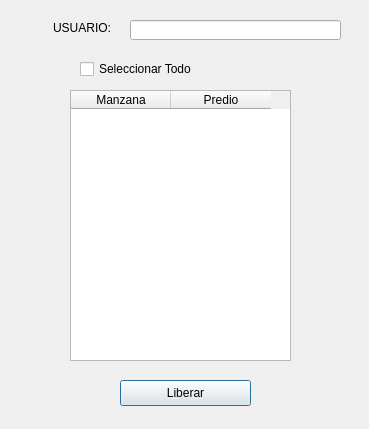
Above: master/funciones/revisioncampo/VentanaAsignacionRevision_dialog_base.ui from dignacio/python before the change. Below: the same form after it.
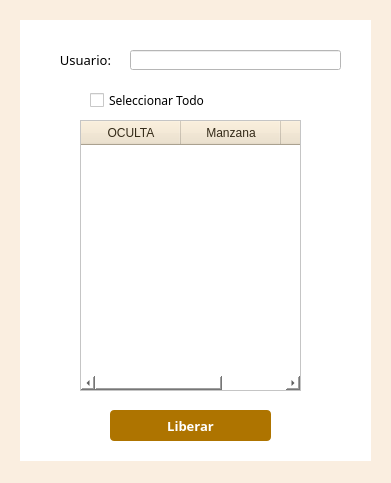
That is the form after the change.

Commit message: version antes de ultimos cambios a revision padron

```diff
--- a/master/funciones/revisioncampo/VentanaAsignacionRevision_dialog_base.ui
+++ b/master/funciones/revisioncampo/VentanaAsignacionRevision_dialog_base.ui
@@ -6,71 +6,97 @@
    <rect>
     <x>0</x>
     <y>0</y>
-    <width>369</width>
-    <height>429</height>
+    <width>391</width>
+    <height>483</height>
    </rect>
   </property>
   <property name="windowTitle">
    <string>VentanaAsignacionRevision</string>
   </property>
-  <widget class="QLineEdit" name="fldUsuario">
+  <property name="styleSheet">
+   <string notr="true">QDialog{
+background : rgb(250,238,224);
+}</string>
+  </property>
+  <widget class="QWidget" name="widget" native="true">
    <property name="geometry">
     <rect>
-     <x>130</x>
+     <x>20</x>
      <y>20</y>
-     <width>211</width>
-     <height>20</height>
+     <width>351</width>
+     <height>441</height>
     </rect>
    </property>
-  </widget>
+   <property name="styleSheet">
+    <string notr="true">QWidget{
+background : rgb(255,255,255);
+}</string>
+   </property>
   <widget class="QPushButton" name="btnLiberar">
    <property name="geometry">
     <rect>
-     <x>120</x>
-     <y>380</y>
-     <width>131</width>
-     <height>26</height>
-    </rect>
-   </property>
+      <x>90</x>
+      <y>390</y>
+      <width>161</width>
+      <height>31</height>
+     </rect>
+    </property>
+    <property name="font">
+     <font>
+      <family>Century Gothic</family>
+      <pointsize>10</pointsize>
+      <weight>75</weight>
+      <bold>true</bold>
+     </font>
+    </property>
+    <property name="styleSheet">
+     <string notr="true">QPushButton{
+background : rgb(174, 116, 0);
+color : rgb(255, 255, 255);
+border-radius : 4px;
+}
+QPushButton::hover{
+background : rgb(104, 69, 13);
+color : rgb(255, 255, 255);
+border-radius : 4px;
+}
+QPushButton:disabled {
+background: rgb(217, 217, 217)
+}</string>
+    </property>
    <property name="text">
     <string>Liberar</string>
    </property>
   </widget>
-  <widget class="QLabel" name="lblUsuario">
-   <property name="geometry">
-    <rect>
-     <x>10</x>
-     <y>20</y>
-     <width>101</width>
-     <height>16</height>
-    </rect>
-   </property>
-   <property name="text">
-    <string>&lt;html&gt;&lt;head/&gt;&lt;body&gt;&lt;p align=&quot;right&quot;&gt;USUARIO:&lt;/p&gt;&lt;/body&gt;&lt;/html&gt;</string>
-   </property>
-  </widget>
-  <widget class="QCheckBox" name="chkTodo">
-   <property name="geometry">
-    <rect>
-     <x>80</x>
-     <y>60</y>
-     <width>121</width>
-     <height>18</height>
-    </rect>
-   </property>
-   <property name="text">
-    <string>Seleccionar Todo</string>
-   </property>
-  </widget>
   <widget class="QTableWidget" name="tablaMazPred">
    <property name="geometry">
     <rect>
-     <x>70</x>
-     <y>90</y>
+      <x>60</x>
+      <y>100</y>
      <width>221</width>
      <height>271</height>
     </rect>
    </property>
+    <property name="font">
+     <font>
+      <family>Century Gothic</family>
+     </font>
+    </property>
+    <property name="styleSheet">
+     <string notr="true">QHeaderView::section
+{
+background-color: rgb(238,225,200);
+color : rgb(52, 42, 24 );
+text-align: right;
+font-size:12px;
+height:24px
+}</string>
+    </property>
+    <column>
+     <property name="text">
+      <string>OCULTA</string>
+     </property>
+    </column>
    <column>
     <property name="text">
      <string>Manzana</string>
@@ -81,6 +107,63 @@
      <string>Predio</string>
     </property>
    </column>
+   </widget>
+   <widget class="QCheckBox" name="chkTodo">
+    <property name="geometry">
+     <rect>
+      <x>70</x>
+      <y>70</y>
+      <width>161</width>
+      <height>20</height>
+     </rect>
+    </property>
+    <property name="font">
+     <font>
+      <family>Century Gothic</family>
+     </font>
+    </property>
+    <property name="text">
+     <string>Seleccionar Todo</string>
+    </property>
+   </widget>
+   <widget class="QLineEdit" name="fldUsuario">
+    <property name="geometry">
+     <rect>
+      <x>110</x>
+      <y>30</y>
+      <width>211</width>
+      <height>20</height>
+     </rect>
+    </property>
+    <property name="font">
+     <font>
+      <family>Century Gothic</family>
+      <pointsize>9</pointsize>
+     </font>
+    </property>
+    <property name="styleSheet">
+     <string notr="true"/>
+    </property>
+   </widget>
+   <widget class="QLabel" name="lblUsuario">
+    <property name="geometry">
+     <rect>
+      <x>10</x>
+      <y>30</y>
+      <width>81</width>
+      <height>20</height>
+     </rect>
+    </property>
+    <property name="font">
+     <font>
+      <family>Century Gothic</family>
+      <pointsize>10</pointsize>
+     </font>
+    </property>
+    <property name="text">
+     <string>&lt;html&gt;&lt;head/&gt;&lt;body&gt;&lt;p align=&quot;right&quot;&gt;Usuario:&lt;/p&gt;&lt;/body&gt;&lt;/html&gt;</string>
+    </property>
+   </widget>
   </widget>
  </widget>
  <resources/>
```
Lines whose indentation alone changed are shown as unchanged. The commit also changes 77 other files.
